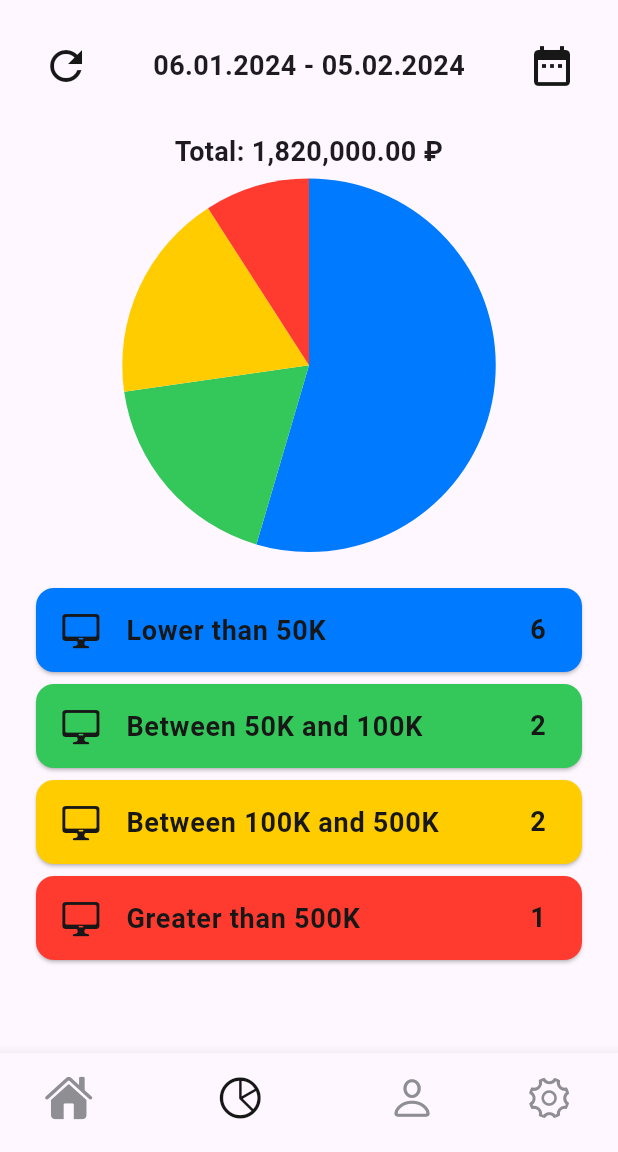
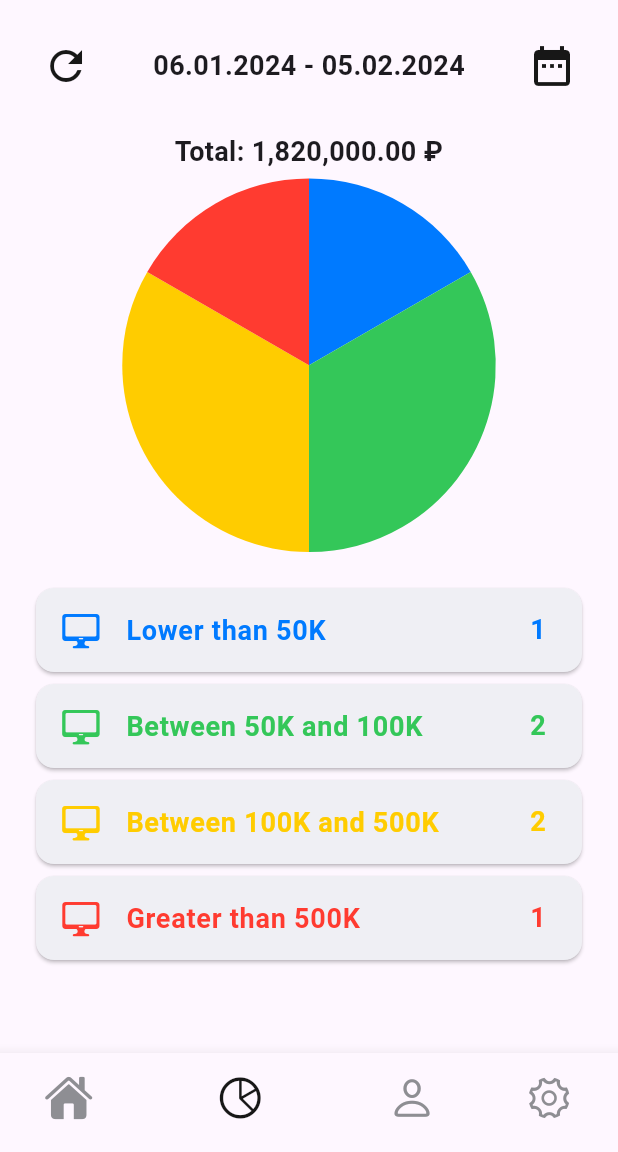
Before and after one commit to ak1m1tsu/tech-tinker, a Flutter app: the HomeScreen screen opened by its route, item 2 of the bottom bar chosen, on a phone screen of 412 x 824 dp, the part 84-1236 px from its top. Run offline on Flutter 3.47's test engine with Material 3 defaults, Android fonts, the phone set to English and light mode, and no system bars; our stand-ins replace flutter_easyloading, money_formatter, syncfusion_flutter_charts; missing offline and left inert: api_cache_manager.

```diff
--- a/mobile/lib/screens/statistics_screen.dart
+++ b/mobile/lib/screens/statistics_screen.dart
@@ -32,7 +32,7 @@ class _StatisticsScreenState extends State<StatisticsScreen> {
     statistics = Statistics.fromRawJson("""{
       "budgets": [
         {
-          "count": 6,
+          "count": 1,
           "type": "Lower than 50K"
         },
         {
@@ -60,8 +60,6 @@ class _StatisticsScreenState extends State<StatisticsScreen> {
           ),
         )
         .toList();
-
-    print("FROM ${statistics.from} | TO ${statistics.to}");
     super.initState();
   }
 
--- a/mobile/lib/widgets/budget_card.dart
+++ b/mobile/lib/widgets/budget_card.dart
@@ -16,30 +16,30 @@ class BudgetCard extends StatelessWidget {
   Widget build(BuildContext context) {
     return InkWell(
       child: Card(
-        color: color,
+        color: CupertinoColors.extraLightBackgroundGray,
         child: ListTile(
           shape: RoundedRectangleBorder(
             borderRadius: BorderRadius.circular(10),
           ),
-          leading: const Icon(
+          leading: Icon(
             CupertinoIcons.device_desktop,
             size: 28,
-            color: CupertinoColors.darkBackgroundGray,
+            color: color,
           ),
           title: Text(
             budget.type,
-            style: const TextStyle(
+            style: TextStyle(
               fontWeight: FontWeight.bold,
               fontSize: 18,
-              color: CupertinoColors.darkBackgroundGray,
+              color: color,
             ),
           ),
           trailing: Text(
             "${budget.count}",
-            style: const TextStyle(
+            style: TextStyle(
               fontWeight: FontWeight.bold,
               fontSize: 18,
-              color: CupertinoColors.darkBackgroundGray,
+              color: color,
             ),
           ),
         ),
```
Also changed, not shown: mobile/lib/api/account.dart (added, +32 -0 lines), mobile/lib/api/auth.dart (+8 -5 lines), mobile/lib/models/login_details.dart (added, +22 -0 lines), mobile/lib/screens/profile_screen.dart (+14 -0 lines), mobile/lib/widgets/loader.dart (added, +10 -0 lines), mobile/lib/widgets/login_form.dart (+17 -2 lines).
